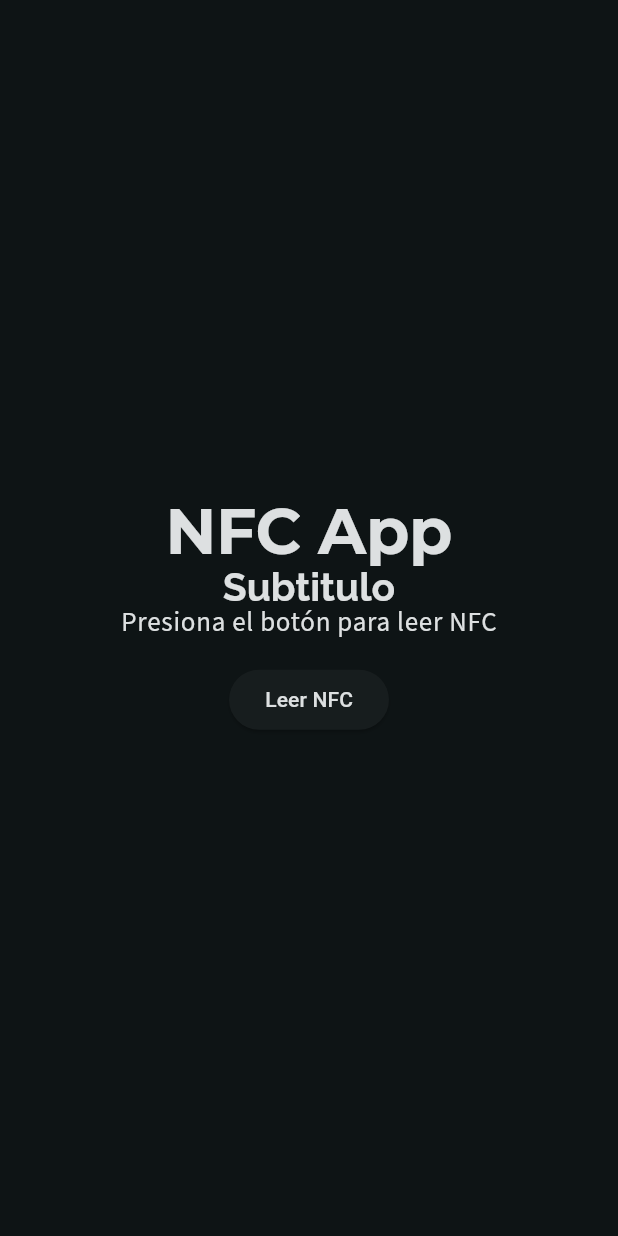
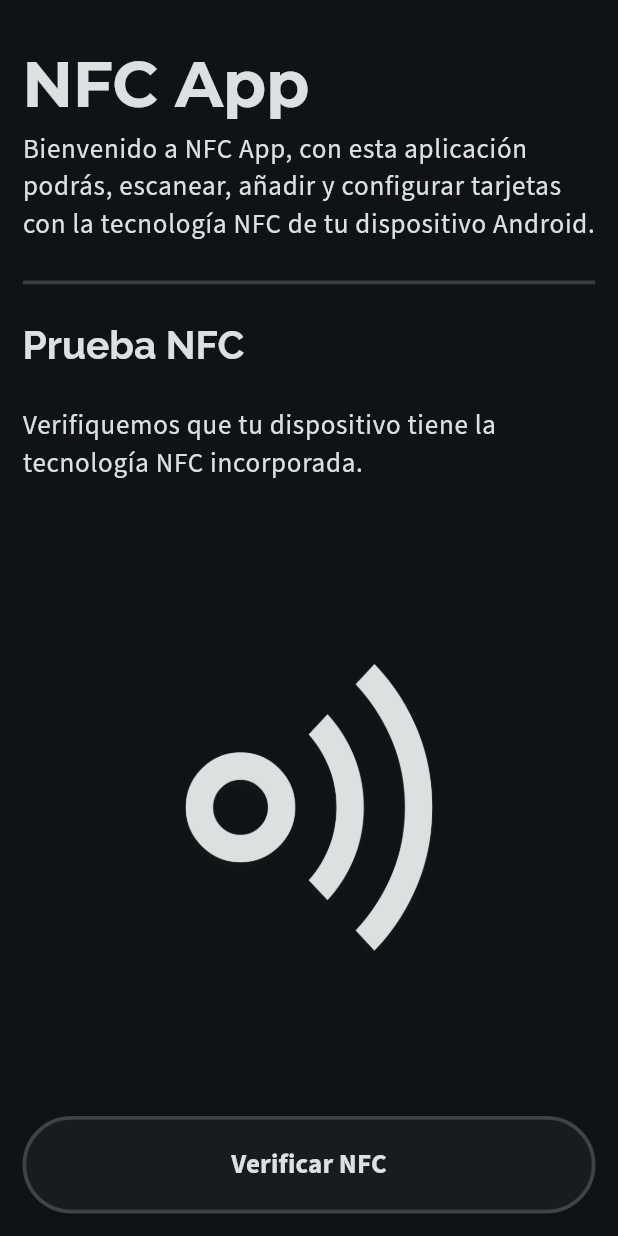
Before and after one commit to Kevinsansuor/NFC_GSE, a Flutter app: the screen it shows after launch, on a phone screen of 412 x 824 dp. Run offline on Flutter 3.47's test engine with Material 3 defaults, Android fonts, the phone set to English and light mode, and no system bars; our stand-ins replace google_fonts; missing offline and left inert: flutter_nfc_kit.

Commit message:
Estructura pantalla principal, pop up resultado nfc

```diff
--- a/nfc_flutter_proyect/lib/main.dart
+++ b/nfc_flutter_proyect/lib/main.dart
@@ -22,7 +22,11 @@ class NFCApp extends StatelessWidget {
         useMaterial3: true,
         colorScheme: ColorScheme.fromSeed(
                 seedColor: Colors.white, brightness: Brightness.dark)
-            .copyWith(primary: const Color(0xFFdde0e1)),
+            .copyWith(
+          primary: const Color(0xFFdde0e1),
+          secondary: const Color(0xFF1b1f1c),
+          onPrimaryFixed: const Color.fromARGB(50, 221, 224, 255),
+        ),
         textTheme: TextTheme(
           displayLarge: GoogleFonts.montserrat(
             fontSize: 42,
@@ -37,6 +41,11 @@ class NFCApp extends StatelessWidget {
           bodyLarge: GoogleFonts.sourceSans3(
             fontSize: 18,
             fontWeight: FontWeight.normal,
+            height: 18 / 21,
+          ),
+          labelLarge: GoogleFonts.sourceSans3(
+            fontSize: 18,
+            fontWeight: FontWeight.bold,
             height: 18 / 21,
           ),
         ),
@@ -56,7 +65,7 @@ class Home extends StatefulWidget {
 }
 
 class _HomeState extends State<Home> {
-  String _nfcData = 'Presiona el botón para leer NFC';
+  String _nfcData = '';
   bool _isReading = false;
 
   Future<void> _readNFC() async {
@@ -80,54 +89,171 @@ Tipo: ${tag.type}
       setState(() {
         _nfcData = tagInfo;
       });
+
+      // Mostrar el popup con la información NFC
+      _showNfcDialog(tagInfo);
     } catch (e) {
       // Manejo del error
       setState(() {
         _nfcData = 'Error al leer NFC: $e';
       });
+
+      // Mostrar el popup con el mensaje de error
+      _showNfcDialog('Error al leer NFC: $e');
     } finally {
       // Finaliza la sesión NFC
       await FlutterNfcKit.finish();
       setState(() {
         _isReading = false;
+        _nfcData = 'Tu dispositivo no posee la tecnología NFC';
       });
     }
+  }
+
+  void _showNfcDialog(String message) {
+    showDialog(
+      context: context,
+      builder: (BuildContext context) {
+        return AlertDialog(
+          title: Text(
+            'Resultado NFC',
+            style: GoogleFonts.sourceSans3(
+              fontSize: 18,
+              fontWeight: FontWeight.bold,
+            ),
+          ),
+          content: Text(message),
+          actions: <Widget>[
+            TextButton(
+              onPressed: () {
+                Navigator.of(context).pop();
+              },
+              child: const Text('Cerrar'),
+            ),
+          ],
+        );
+      },
+    );
   }
 
   @override
   Widget build(BuildContext context) {
     final Color primaryColor = Theme.of(context).colorScheme.primary;
+    final Color primaryOpaqueColor =
+        Theme.of(context).colorScheme.onPrimaryFixed;
 
     return Scaffold(
       body: Padding(
         padding: const EdgeInsets.symmetric(horizontal: 15, vertical: 0),
-        child: Center(
+        child: Row(children: [
+          Expanded(
             child: Column(
-            mainAxisAlignment: MainAxisAlignment.center,
+              mainAxisAlignment: MainAxisAlignment.start,
+              children: [
+                Padding(
+                  padding: const EdgeInsets.only(top: 0, bottom: 25),
+                  child: Column(
+                    textDirection: TextDirection.ltr,
                     children: [
                       TittleText(
                         text: 'NFC App',
                         color: primaryColor,
                         textStyle: Theme.of(context).textTheme.displayLarge,
                       ),
+                      BodyText(
+                        text:
+                            'Bienvenido a NFC App, con esta aplicación podrás, escanear, añadir y configurar tarjetas con la tecnología NFC de tu dispositivo Android.',
+                        color: primaryColor,
+                        textStyle: Theme.of(context).textTheme.bodyLarge,
+                      ),
+                    ],
+                  ),
+                ),
+                SizedBox(
+                  height: 2.5,
+                  width: double.infinity,
+                  child: Container(
+                    decoration: BoxDecoration(
+                      color: primaryOpaqueColor,
+                      borderRadius: BorderRadius.circular(50),
+                    ),
+                  ),
+                ),
+                Flexible(
+                  child: Column(
+                    mainAxisAlignment: MainAxisAlignment.spaceBetween,
+                    children: [
+                      Padding(
+                        padding: const EdgeInsets.symmetric(vertical: 25),
+                        child: Column(
+                          textDirection: TextDirection.ltr,
+                          children: [
                             LargeText(
-                text: 'Subtitulo',
+                              text: 'Prueba NFC',
                               color: primaryColor,
                               textStyle: Theme.of(context).textTheme.titleLarge,
                             ),
                             BodyText(
-                text: _nfcData,
+                              text:
+                                  'Verifiquemos que tu dispositivo tiene la tecnología NFC incorporada.',
                               color: primaryColor,
                               textStyle: Theme.of(context).textTheme.bodyLarge,
-              ),
-              const SizedBox(height: 20),
-              ElevatedButton(
-                onPressed: _isReading ? null : _readNFC,
-                child: const Text('Leer NFC'),
                             ),
                           ],
                         ),
                       ),
+                      const Row(
+                        children: [
+                          Flexible(
+                            fit: FlexFit.loose,
+                            child: Padding(
+                              padding: EdgeInsets.symmetric(vertical: 5),
+                              child: Column(
+                                children: [
+                                  Image(
+                                    image: AssetImage(
+                                      'assets/images/appImages/img_nfc_test.png',
+                                    ),
+                                    width: double.infinity,
+                                    height: 200,
+                                    fit: BoxFit.cover,
+                                  ),
+                                ],
+                              ),
+                            ),
+                          )
+                        ],
+                      ),
+                      Row(
+                        children: [
+                          Expanded(
+                            child: Padding(
+                              padding: const EdgeInsets.symmetric(vertical: 15),
+                              child: ElevatedButton(
+                                style: ElevatedButton.styleFrom(
+                                  textStyle:
+                                      Theme.of(context).textTheme.labelLarge,
+                                  side: BorderSide(
+                                      color: primaryOpaqueColor, width: 2.5),
+                                  padding: const EdgeInsets.all(25),
+                                  shape: RoundedRectangleBorder(
+                                    borderRadius: BorderRadius.circular(50),
+                                  ),
+                                ),
+                                onPressed: _isReading ? null : _readNFC,
+                                child: const Text('Verificar NFC'),
+                              ),
+                            ),
+                          ),
+                        ],
+                      ),
+                    ],
+                  ),
+                )
+              ],
+            ),
+          ),
+        ]),
       ),
     );
   }
--- a/nfc_flutter_proyect/lib/widgets/body_text/body_text.dart
+++ b/nfc_flutter_proyect/lib/widgets/body_text/body_text.dart
@@ -15,12 +15,18 @@ class BodyText extends StatelessWidget {
   @override
   Widget build(BuildContext context) {
     final TextStyle defaultStyle =
-        Theme.of(context).textTheme.bodyLarge ?? const TextStyle();
+        Theme.of(context).textTheme.bodyLarge?.copyWith(height: 16) ??
+            const TextStyle(height: 1.0);
 
-    return Text(
-      text,
-      style: textStyle?.copyWith(color: color) ??
-          defaultStyle.copyWith(color: color),
+    return SizedBox(
+      width: double.infinity,
+      child: Text(
+        text,
+        style: textStyle?.copyWith(
+                color: color,
+                height: 25 / (textStyle?.fontSize ?? defaultStyle.fontSize!)) ??
+            defaultStyle.copyWith(color: color),
+      ),
     );
   }
 }
--- a/nfc_flutter_proyect/lib/widgets/h1_text/tittle_text.dart
+++ b/nfc_flutter_proyect/lib/widgets/h1_text/tittle_text.dart
@@ -17,10 +17,16 @@ class TittleText extends StatelessWidget {
     final TextStyle defaultStyle =
         Theme.of(context).textTheme.displayLarge ?? const TextStyle();
 
-    return Text(
-      text,
-      style: textStyle?.copyWith(color: color) ??
-          defaultStyle.copyWith(color: color),
+    return SizedBox(
+      width: double.infinity,
+      child: Padding(
+        padding: const EdgeInsets.only(top: 35, bottom: 10, left: 0, right: 0),
+        child: Text(
+          text,
+          style: textStyle?.copyWith(color: color) ??
+              defaultStyle.copyWith(color: color),
+        ),
+      ),
     );
   }
 }
--- a/nfc_flutter_proyect/lib/widgets/h2_text/large_text.dart
+++ b/nfc_flutter_proyect/lib/widgets/h2_text/large_text.dart
@@ -17,10 +17,16 @@ class LargeText extends StatelessWidget {
     final TextStyle defaultStyle =
         Theme.of(context).textTheme.titleLarge ?? const TextStyle();
 
-    return Text(
-      text,
-      style: textStyle?.copyWith(color: color) ??
-          defaultStyle.copyWith(color: color),
+    return SizedBox(
+      width: double.infinity,
+      child: Padding(
+        padding: const EdgeInsets.only(top: 0, bottom: 25),
+        child: Text(
+          text,
+          style: textStyle?.copyWith(color: color) ??
+              defaultStyle.copyWith(color: color),
+        ),
+      ),
     );
   }
 }
```
Also changed, not shown: nfc_flutter_proyect/pubspec.yaml (+4 -4 lines), nfc_flutter_proyect/assets/images/appImages/imgNfcTest.png (renamed from nfc_flutter_proyect/lib/images/app_images/img_nfc_test.png), nfc_flutter_proyect/assets/images/appImages/img_nfc_test.png (added), nfc_flutter_proyect/pubspec.lock. Lines whose indentation alone changed are shown as unchanged.
